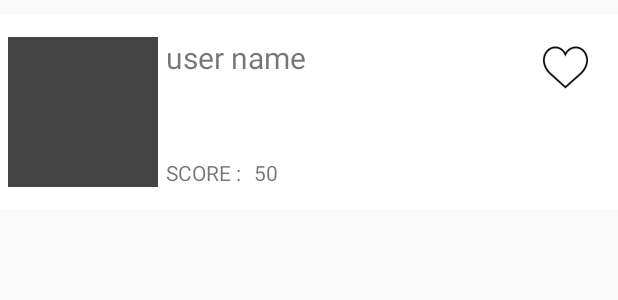
After one commit to victory316/GithubUserSearcher, an Android app: the layout github_item.xml on its own in the app's theme, with its tools: preview values and no code run, on a phone screen of 412 x 824 dp. The commit adds this screen. Shown: the top 300 px of the screen. Run offline under Robolectric (Android 15) with nearby library versions, the phone set to English and light mode, and no system bars.

Commit message:
adding itemview for github

```diff
--- a/app/build.gradle
+++ b/app/build.gradle
@@ -42,7 +42,6 @@ dependencies {
     implementation "org.jetbrains.kotlin:kotlin-stdlib-jdk7:$kotlin_version"
 
     // Room
-
     def room_version = "2.2.2"
 
     implementation "androidx.room:room-runtime:$room_version"
@@ -60,6 +59,9 @@ dependencies {
     // Test helpers
     testImplementation "androidx.room:room-testing:$room_version"
 
+    implementation 'com.squareup.retrofit2:retrofit:2.3.0'
+    implementation 'com.squareup.retrofit2:converter-gson:2.1.0'
+
     implementation 'androidx.lifecycle:lifecycle-extensions:2.1.0'
 
     implementation 'androidx.appcompat:appcompat:1.1.0'
@@ -72,4 +74,5 @@ dependencies {
     testImplementation 'junit:junit:4.12'
     androidTestImplementation 'androidx.test.ext:junit:1.1.1'
     androidTestImplementation 'androidx.test.espresso:espresso-core:3.2.0'
+    implementation 'androidx.paging:paging-runtime-ktx:2.1.0'
 }
--- a/app/src/main/AndroidManifest.xml
+++ b/app/src/main/AndroidManifest.xml
@@ -1,6 +1,8 @@
 <?xml version="1.0" encoding="utf-8"?>
 <manifest xmlns:android="http://schemas.android.com/apk/res/android"
     package="com.example.answer">
+
+    <uses-permission android:name="android.permission.INTERNET" />
 
     <application
         android:allowBackup="true"
--- a/app/src/main/res/layout/activity_ui.xml
+++ b/app/src/main/res/layout/activity_ui.xml
@@ -162,6 +162,7 @@
                 android:layout_width="wrap_content"
                 android:layout_height="wrap_content"
                 android:button="@drawable/custom_selector"
+                android:padding="4dp"
                 android:layout_marginRight="10dp"
                 style="@style/TextStyle5"
                 android:text="예약가능"/>
@@ -171,6 +172,7 @@
                 android:layout_width="wrap_content"
                 android:layout_height="wrap_content"
                 android:button="@drawable/custom_selector"
+                android:padding="4dp"
                 android:layout_marginRight="10dp"
                 style="@style/TextStyle5"
                 android:text="외부미팅"/>
@@ -180,6 +182,7 @@
                 android:layout_width="wrap_content"
                 android:layout_height="wrap_content"
                 android:button="@drawable/custom_selector"
+                android:padding="4dp"
                 style="@style/TextStyle5"
                android:text="내 예약"/>
 
@@ -193,7 +196,6 @@
         android:layout_height="0dp"
         android:layout_marginLeft="15dp"
         android:layout_marginRight="15dp"
-        android:layout_marginTop="12dp"
         android:orientation="vertical"
         tools:listitem="@layout/conference_item"
         app:layout_constraintLeft_toLeftOf="parent"
--- /dev/null
+++ b/app/src/main/res/layout/github_item.xml
@@ -0,0 +1,58 @@
+<?xml version="1.0" encoding="utf-8"?>
+<androidx.constraintlayout.widget.ConstraintLayout xmlns:android="http://schemas.android.com/apk/res/android"
+    xmlns:app="http://schemas.android.com/apk/res-auto"
+    android:layout_marginTop="10dp"
+    android:orientation="vertical"
+    android:background="@color/white"
+    android:layout_width="match_parent"
+    android:layout_height="129dp">
+
+    <ImageView
+        android:id="@+id/avatar_image"
+        android:layout_width="100dp"
+        android:layout_height="100dp"
+        android:background="#444444"
+        android:layout_margin="5dp"
+        app:layout_constraintLeft_toLeftOf="parent"
+        app:layout_constraintTop_toTopOf="parent"
+        app:layout_constraintBottom_toBottomOf="parent"/>
+
+    <TextView
+        android:id="@+id/user_name"
+        android:layout_width="100dp"
+        android:layout_height="100dp"
+        android:layout_margin="5dp"
+        android:text="user name"
+        android:textSize="20sp"
+        app:layout_constraintLeft_toRightOf="@id/avatar_image"
+        app:layout_constraintTop_toTopOf="parent"
+        app:layout_constraintBottom_toBottomOf="parent"/>
+
+    <TextView
+        android:id="@+id/score_title"
+        android:layout_width="wrap_content"
+        android:layout_height="wrap_content"
+        android:layout_marginLeft="5dp"
+        app:layout_constraintLeft_toRightOf="@id/avatar_image"
+        app:layout_constraintBottom_toBottomOf="@id/avatar_image"
+        android:text="SCORE : "/>
+
+    <TextView
+        android:id="@+id/score"
+        android:layout_width="100dp"
+        android:layout_height="wrap_content"
+        android:layout_margin="5dp"
+        android:text="50"
+        app:layout_constraintLeft_toRightOf="@id/score_title"
+        app:layout_constraintTop_toTopOf="@id/score_title"
+        app:layout_constraintBottom_toBottomOf="@id/score_title"/>
+
+    <ImageView
+        android:id="@+id/like_icon"
+        android:layout_width="30dp"
+        android:layout_height="30dp"
+        android:src="@drawable/unlike_icon"
+        android:layout_margin="20dp"
+        app:layout_constraintRight_toRightOf="parent"
+        app:layout_constraintTop_toTopOf="parent"/>
+</androidx.constraintlayout.widget.ConstraintLayout>
```
Also changed, not shown: app/src/main/java/com/example/answer/github/GithubActivity.kt (+12 -5 lines), app/src/main/java/com/example/answer/github/GithubViewHolder.kt (added, +10 -0 lines), app/src/main/java/com/example/answer/github/ViewFragment.kt (added, +22 -0 lines), app/src/main/java/com/example/answer/github/bookmark/BookmarkAdapter.kt (added, +39 -0 lines), app/src/main/java/com/example/answer/github/bookmark/BookmarkBindingAdapter.kt (added, +18 -0 lines), app/src/main/java/com/example/answer/github/bookmark/BookmarkViewHolder.kt (added, +10 -0 lines), app/src/main/java/com/example/answer/github/bookmark/BookmarkViewModel.kt (added, +13 -0 lines), app/src/main/java/com/example/answer/github/data/Bookmark.kt (added, +28 -0 lines), app/src/main/java/com/example/answer/github/data/BookmarkDao.kt (added, +18 -0 lines), app/src/main/java/com/example/answer/github/data/GithubRepository.kt (added, +23 -0 lines), app/src/main/java/com/example/answer/github/room/AppDatabase.kt (added, +39 -0 lines), app/src/main/java/com/example/answer/github/search/SearchViewModel.kt (added, +41 -0 lines), app/src/main/res/drawable/like_icon.png (added), app/src/main/res/drawable/unlike_icon.png (added).
